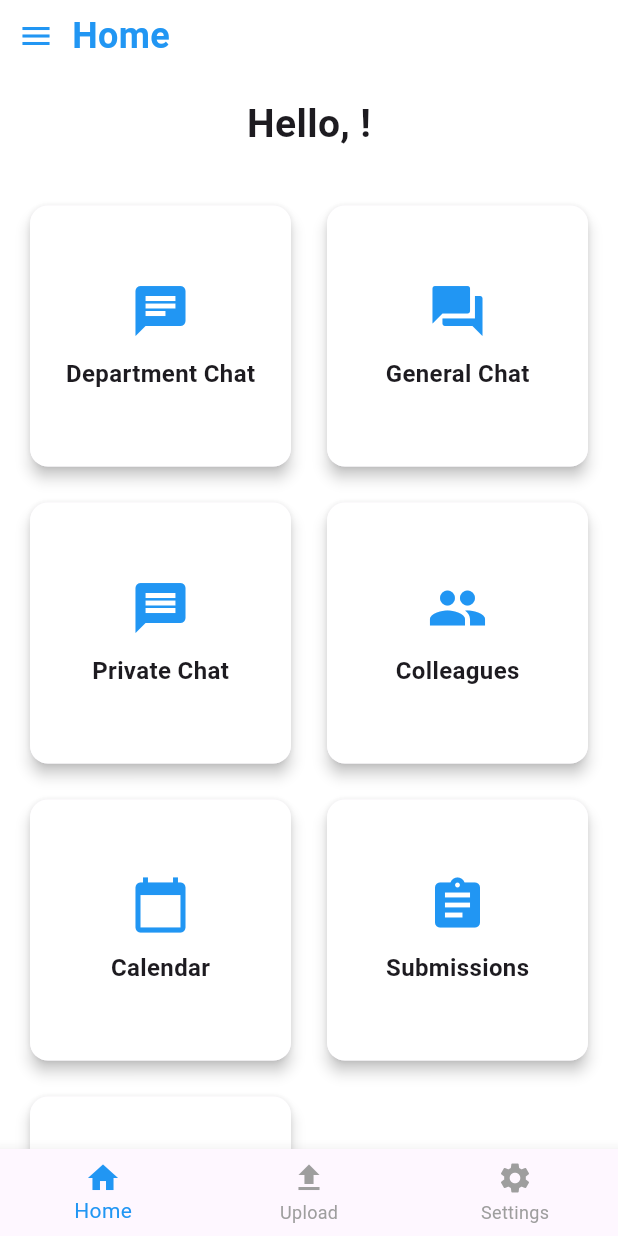
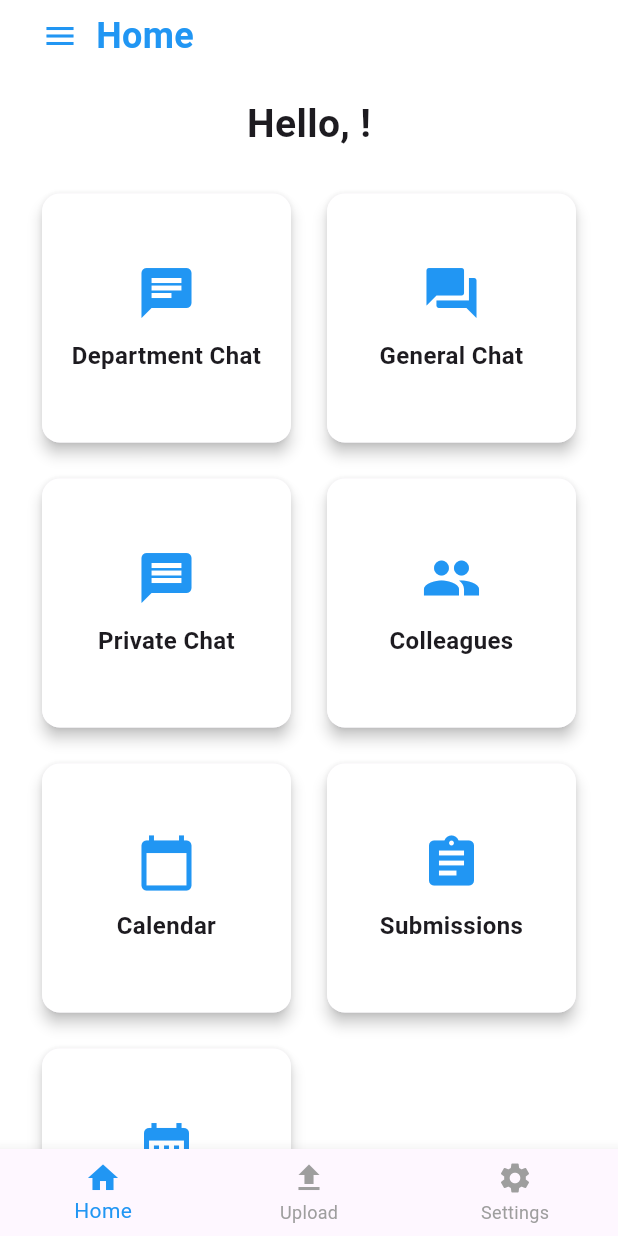
Before and after one commit to Horladimzzy001/employee_connect_1, a Flutter app: the HomeScreen screen opened directly, on a phone screen of 412 x 824 dp. Run offline on Flutter 3.47's test engine with Material 3 defaults, Android fonts, the light colour scheme and no system bars; our stand-ins replace cached_network_image, cloud_firestore, device_info_plus, file_picker, firebase_auth, firebase_core and 12 more; missing offline and left inert: dart:html, firebase_app_check, lecle_downloads_path_provider, mailer, onesignal_flutter; accounts and stored records are empty; project files that could hold a hidden picture were left out.

```diff
--- a/lib/screens/home.dart
+++ b/lib/screens/home.dart
@@ -5,7 +5,7 @@ import 'package:phidrillsim_connect/bookings/bookings.dart';
 import 'package:phidrillsim_connect/chat/private_chat';
 
 import 'package:phidrillsim_connect/departmental_chat/department_chat.dart';
-import 'package:phidrillsim_connect/general%20chat/general_chatpage.dart';
+import 'package:phidrillsim_connect/general chat/general_chatpage.dart';
 import 'package:phidrillsim_connect/screens/auth/login_screen.dart';
 import 'package:phidrillsim_connect/screens/calendar';
 
@@ -29,11 +29,9 @@ class _HomeScreenState extends State<HomeScreen> {
   String _role = '';
   String _profilePictureURL = '';
   bool _isEmailVerified = false;
-  String _userId = ''; // Add this line to store the userId
+  String _userId = '';
   final GlobalKey<ScaffoldState> _scaffoldKey =
       GlobalKey<ScaffoldState>(); // To control the sidebar
-
-
 
   @override
   void initState() {
@@ -58,7 +56,6 @@ class _HomeScreenState extends State<HomeScreen> {
           _profilePictureURL = userData['profilePictureURL'] ?? '';
           _isEmailVerified = user.emailVerified;
           _userId = user.uid; // Store the userId
-
         });
       }
     }
@@ -76,34 +73,39 @@ class _HomeScreenState extends State<HomeScreen> {
 
   @override
   Widget build(BuildContext context) {
+    // Determine if the screen is large
+    bool isLargeScreen = MediaQuery.of(context).size.width > 800;
+    double? drawerWidth = isLargeScreen ? 300 : null;
+    double avatarRadius = isLargeScreen ? 60 : 50;
+    double fontSize = isLargeScreen ? 24 : 20;
+    double nameFontSize = isLargeScreen ? 28 : 24;
 
     return Scaffold(
       key: _scaffoldKey, // Key to control the sidebar
       backgroundColor: Colors.white, // Set background color to white
       drawer: Drawer(
         // Sidebar drawer
+        width: drawerWidth,
         child: SafeArea(
           child: Column(
             children: [
               SizedBox(height: 30),
               // User Avatar and Info
               CircleAvatar(
-                radius: 50,
+                radius: avatarRadius,
                 backgroundColor: Colors.blue[100],
                 backgroundImage: _profilePictureURL.isNotEmpty
                     ? NetworkImage(_profilePictureURL)
-                    : null,
+                    : AssetImage('assets/images/default_avatar.png') as ImageProvider,
                 child: _profilePictureURL.isEmpty
-                    ? Text(
-                        _firstName.isNotEmpty ? _firstName[0].toUpperCase() : '',
-                        style: TextStyle(fontSize: 40, color: Colors.blue),
-                      )
+                    ? null
                     : null,
               ),
               SizedBox(height: 10),
               Text(
                 '$_firstName $_surname',
-                style: TextStyle(fontSize: 20, fontWeight: FontWeight.bold),
+                style: TextStyle(fontSize: nameFontSize, fontWeight: FontWeight.bold),
+                textAlign: TextAlign.center,
               ),
               SizedBox(height: 5),
               Text(
@@ -112,7 +114,8 @@ class _HomeScreenState extends State<HomeScreen> {
                     : _status == 'Client'
                         ? 'Client'
                         : _department,
-                style: TextStyle(fontSize: 16, color: Colors.grey[700]),
+                style: TextStyle(fontSize: fontSize, color: Colors.grey[700]),
+                textAlign: TextAlign.center,
               ),
               SizedBox(height: 20),
               if (_isEmailVerified)
@@ -146,7 +149,9 @@ class _HomeScreenState extends State<HomeScreen> {
         child: Column(
           children: [
             // Toggle button to open the sidebar
-            Row(
+            Padding(
+              padding: EdgeInsets.symmetric(horizontal: isLargeScreen ? 24 : 16),
+              child: Row(
                 children: [
                   IconButton(
                     icon: Icon(Icons.menu, color: Colors.blue),
@@ -156,9 +161,14 @@ class _HomeScreenState extends State<HomeScreen> {
                   ),
                   Text(
                     'Home',
-                  style: TextStyle(fontSize: 24, fontWeight: FontWeight.bold, color: Colors.blue),
+                    style: TextStyle(
+                      fontSize: isLargeScreen ? 32 : 24,
+                      fontWeight: FontWeight.bold,
+                      color: Colors.blue,
+                    ),
                   ),
                 ],
+              ),
             ),
             // Centered Welcome Message
             Padding(
@@ -166,18 +176,26 @@ class _HomeScreenState extends State<HomeScreen> {
               child: Center(
                 child: Text(
                   'Hello, $_firstName!',
-                  style: TextStyle(fontSize: 26, fontWeight: FontWeight.bold),
+                  style: TextStyle(fontSize: isLargeScreen ? 30 : 26, fontWeight: FontWeight.bold),
                 ),
               ),
             ),
             // Grid of Features
             Expanded(
-              child: GridView.count(
-                crossAxisCount: 2,
-                padding: EdgeInsets.all(16),
+              child: Padding(
+                padding: EdgeInsets.symmetric(horizontal: isLargeScreen ? 24 : 16),
+                child: LayoutBuilder(
+                  builder: (context, constraints) {
+                    int crossAxisCount = isLargeScreen ? 4 : 2;
+                    return GridView.count(
+                      crossAxisCount: crossAxisCount,
+                      padding: EdgeInsets.all(8),
                       crossAxisSpacing: 16,
                       mainAxisSpacing: 16,
                       children: _buildHomeTiles(),
+                    );
+                  },
+                ),
               ),
             ),
           ],
@@ -268,10 +286,10 @@ class _HomeScreenState extends State<HomeScreen> {
           'surname': _surname,
           'department': _department,
           'status': _status,
-          'role': _role, // Make sure to include the role
-          'userId': _userId, // Include the userId here
-          'profilePictureURL': _profilePictureURL, // Include profile picture URL if needed
-         'deviceToken': '', // Include deviceToken if you have it
+          'role': _role,
+          'userId': _userId,
+          'profilePictureURL': _profilePictureURL,
+          'deviceToken': '',
         };
 
         Navigator.push(
@@ -298,14 +316,12 @@ class _HomeScreenState extends State<HomeScreen> {
           MaterialPageRoute(builder: (context) => CalendarPage()),
         );
       }),
-
       _buildHomeTile(Icons.assignment, 'Submissions', () {
         Navigator.push(
           context,
           MaterialPageRoute(builder: (context) => SubmissionsPage()),
         );
       }),
-
       _buildHomeTile(Icons.date_range, 'Bookings', () {
         Navigator.push(
           context,
@@ -319,6 +335,11 @@ class _HomeScreenState extends State<HomeScreen> {
   }
 
   Widget _buildHomeTile(IconData icon, String label, VoidCallback onTap) {
+    // Adjust icon and font sizes based on screen size
+    bool isLargeScreen = MediaQuery.of(context).size.width > 800;
+    double iconSize = isLargeScreen ? 50 : 40;
+    double fontSize = isLargeScreen ? 18 : 16;
+
     return GestureDetector(
       onTap: onTap,
       child: Card(
@@ -333,12 +354,13 @@ class _HomeScreenState extends State<HomeScreen> {
           child: Column(
             mainAxisAlignment: MainAxisAlignment.center,
             children: [
-              Icon(icon, size: 40, color: Colors.blue),
+              Icon(icon, size: iconSize, color: Colors.blue),
               SizedBox(height: 10),
               Text(
                 label,
                 style:
-                    TextStyle(fontSize: 16, fontWeight: FontWeight.bold),
+                    TextStyle(fontSize: fontSize, fontWeight: FontWeight.bold),
+                textAlign: TextAlign.center,
               ),
             ],
           ),
@@ -347,9 +369,6 @@ class _HomeScreenState extends State<HomeScreen> {
     );
   }
 }
-
-
-
 
 class NotificationsScreen extends StatelessWidget {
   @override
```
Also changed, not shown: lib/screens/settings.dart (+140 -31 lines), lib/upload/upload_screen.dart (+36 -6 lines). Lines whose indentation alone changed are shown as unchanged.
